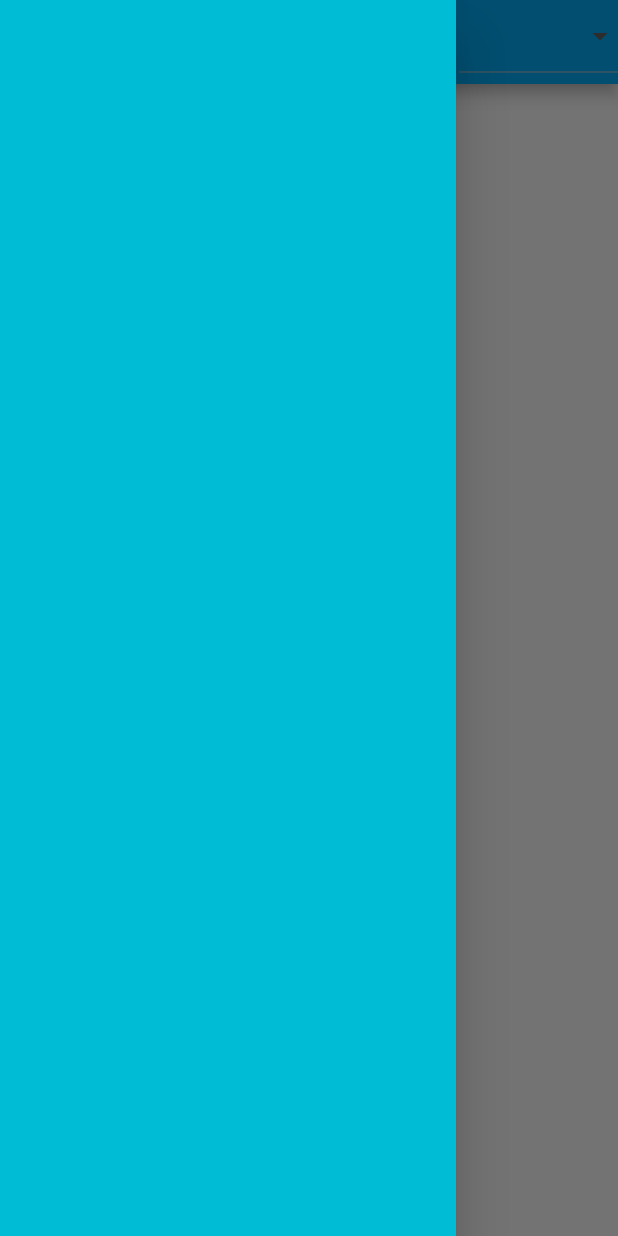
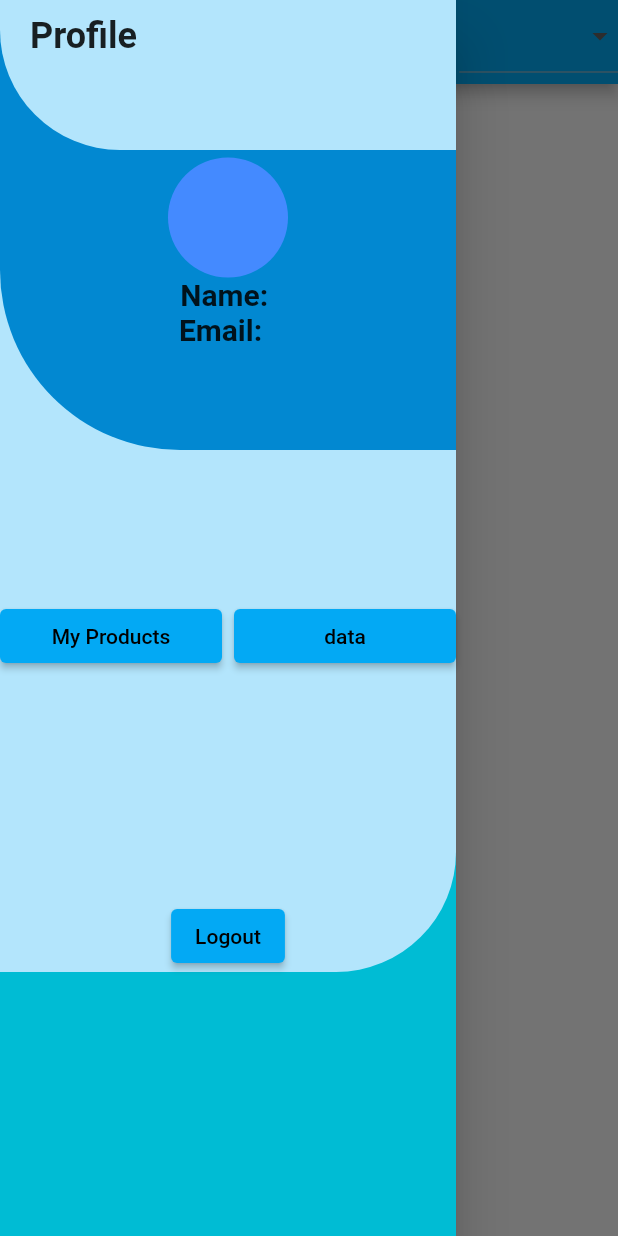
Before and after one commit to Frabbi727/Auction_App-Firebase-, a Flutter app: the screen it shows once a user with an empty profile is signed in, with the side drawer open, on a phone screen of 412 x 824 dp. Run offline on Flutter 3.47's test engine with Material 2 defaults, Android fonts, the phone set to English and light mode, and no system bars; our stand-ins replace cloud_firestore, firebase_auth, firebase_core; missing offline and left inert: cloud_firestore_web, firebase_auth_web, firebase_core_web; accounts and stored records are empty.

Commit message:
Solve the problem  with user profile, when a user login now it will show only currentUser informatio

```diff
--- a/lib/widgets/user_drawer.dart
+++ b/lib/widgets/user_drawer.dart
@@ -1,35 +1,98 @@
+import 'package:cloud_firestore/cloud_firestore.dart';
 
-
-import 'package:cloud_firestore/cloud_firestore.dart';
 import 'package:flutter/material.dart';
+import 'package:firebase_auth/firebase_auth.dart';
+import '../screens/user_product_list_view.dart';
 
 class UserDrawer extends StatefulWidget {
-  //UserDrawer({Key? key}) : super(key: key);
+  UserDrawer({Key? key}) : super(key: key);
 
   @override
   _UserDrawerState createState() => _UserDrawerState();
 }
 
 class _UserDrawerState extends State<UserDrawer> {
+  var currentUserLoginUser = FirebaseAuth.instance.currentUser;
+  Future getUser() async {
+    var currentUserLoginUser = await FirebaseAuth.instance.currentUser;
+
+    print(currentUserLoginUser!.email);
+    print(currentUserLoginUser.uid);
+  }
+
   @override
   Widget build(BuildContext context) {
     return Drawer(
       child: SafeArea(
         child: Scaffold(
           backgroundColor: Theme.of(context).primaryColor,
-          body: StreamBuilder(
-              stream:
-                  FirebaseFirestore.instance.collection('users').snapshots(),
-              builder: (BuildContext contex,
-                  AsyncSnapshot<QuerySnapshot<Map<String, dynamic>>> snapshot) {
-                if (!snapshot.hasData) {
-                  return Text('User is not found');
+          body: FutureBuilder<DocumentSnapshot>(
+            future: FirebaseFirestore.instance
+                .collection('users')
+                .doc(currentUserLoginUser!.uid)
+                .get(),
+            builder: (BuildContext context,
+                AsyncSnapshot<DocumentSnapshot> snapshot) {
+              if (snapshot.hasError) {
+                return Text("Something went wrong");
               }
-                return Stack(
-                  children: snapshot.data!.docs.map(
-                    (document) {
+              if (snapshot.hasData && !snapshot.data!.exists) {
+                return Text("Document does not exist");
+              }
+              if (snapshot.connectionState == ConnectionState.done) {
+                Map<String, dynamic> data =
+                    snapshot.data!.data() as Map<String, dynamic>;
                 return Stack(
                   children: [
+                    Container(
+                      padding: EdgeInsets.only(top: 600),
+                      decoration: BoxDecoration(
+                          color: Theme.of(context).primaryColorLight,
+                          borderRadius: BorderRadius.only(
+                              bottomRight: Radius.circular(80))),
+                      child: Row(
+                        mainAxisAlignment: MainAxisAlignment.center,
+                        crossAxisAlignment: CrossAxisAlignment.center,
+                        children: [
+                          ElevatedButton(
+                              onPressed: () {
+                                FirebaseAuth.instance.signOut();
+                              },
+                              child: Text('Logout')),
+                        ],
+                      ),
+                    ),
+                    Container(
+                      padding: EdgeInsets.only(top: 400),
+                      decoration: BoxDecoration(
+                          color: Theme.of(context).primaryColorLight,
+                          borderRadius: BorderRadius.only(
+                              bottomLeft: Radius.circular(80))),
+                      child: Row(
+                        mainAxisAlignment: MainAxisAlignment.center,
+                        crossAxisAlignment: CrossAxisAlignment.center,
+                        children: [
+                          Expanded(
+                              child: ElevatedButton(
+                                  onPressed: () {
+                                    Navigator.push(
+                                        context,
+                                        MaterialPageRoute(
+                                            builder: (context) =>
+                                                UserProductList()));
+                                  },
+                                  child: Text('My Products'))),
+                          SizedBox(
+                            width: 08,
+                          ),
+                          Expanded(
+                              child: ElevatedButton(
+                                  onPressed: () {
+                                    getUser();
+                                  }, child: Text('data'))),
+                        ],
+                      ),
+                    ),
                     Container(
                       padding: EdgeInsets.only(top: 105),
                       height: 300,
@@ -38,17 +101,28 @@
                           color: Theme.of(context).primaryColorDark,
                           borderRadius: BorderRadius.only(
                               bottomLeft: Radius.circular(120))),
-                                    child: Column(children: [
+                      child: Column(
+                        children: [
                           CircleAvatar(
                             radius: 40,
                             backgroundColor: Colors.blueAccent,
                           ),
-                                      Text(  document['username'], style: TextStyle(fontWeight: FontWeight.bold, fontSize: 20), ),
-                                    ],),
+                          Text(
+                            ' Name: ${data['username']} ',
+                            style: TextStyle(
+                                fontWeight: FontWeight.bold, fontSize: 20),
+                          ),
+                          Text(
+                            'Email: ${data['email']} ',
+                            style: TextStyle(
+                                fontWeight: FontWeight.bold, fontSize: 20),
+                          )
+                        ],
+                      ),
                     ),
                     Container(
-                            padding: EdgeInsets.symmetric(
-                                horizontal: 20, vertical: 10),
+                      padding:
+                          EdgeInsets.symmetric(horizontal: 20, vertical: 10),
                       height: 100,
                       width: double.infinity,
                       child: Text(
@@ -65,10 +139,10 @@
                     ),
                   ],
                 );
+              }
+              return Text('Loading');
             },
-                  ).toList(),
-                );
-              }),
+          ),
         ),
       ),
     );
```
Also changed, not shown: lib/screens/user_product_list_view.dart (added, +17 -0 lines), lib/screens/user_screen.dart (+20 -10 lines), 8 other files. Lines whose indentation alone changed are shown as unchanged.
